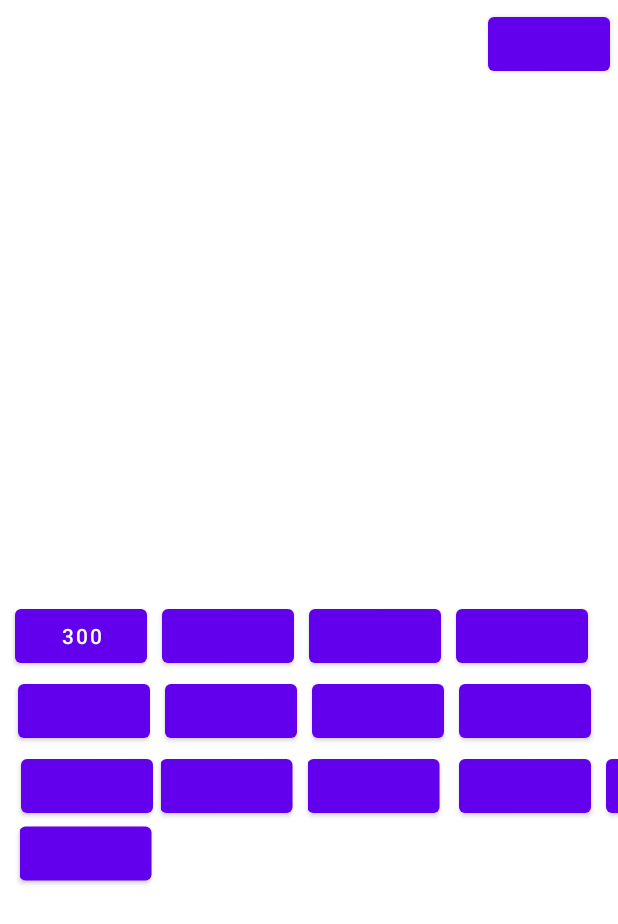
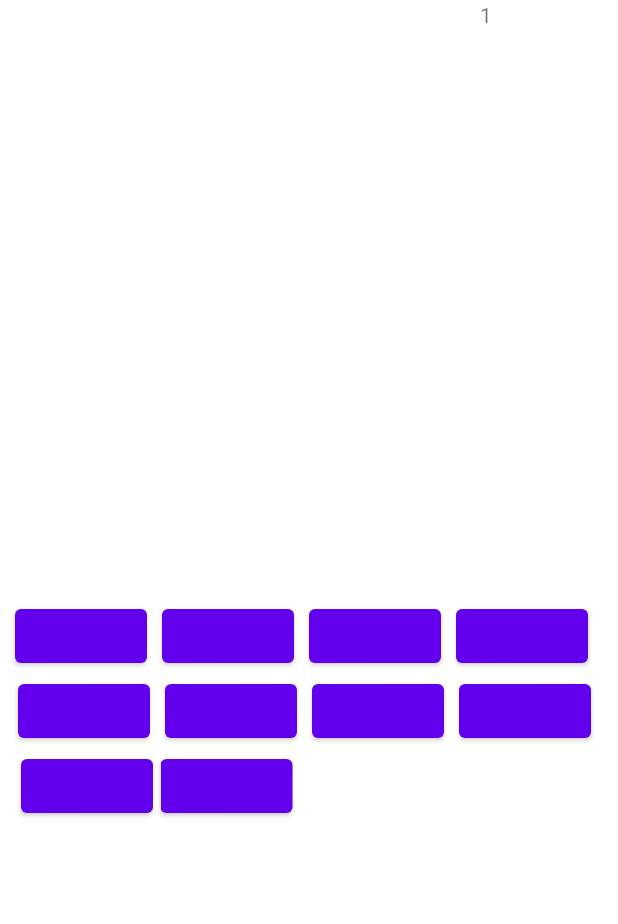
Before and after one commit to uOttawa-Summer2022/Group_13_Lab_1, an Android app: the screen it shows after launch (MainActivity), after a tap on an icon or button, on a phone screen of 412 x 824 dp. Shown: the top 924 px of the screen. Run offline under Robolectric (Android 15) with nearby library versions, the phone set to English and light mode, and no system bars; our stand-ins replace navigation-ui.

Commit message:
Basic functions

```diff
--- a/app/build.gradle
+++ b/app/build.gradle
@@ -37,6 +37,7 @@ dependencies {
     implementation 'androidx.constraintlayout:constraintlayout:2.0.4'
     implementation 'androidx.navigation:navigation-fragment:2.3.5'
     implementation 'androidx.navigation:navigation-ui:2.3.5'
+    implementation 'io.apisense:rhino-android:1.0'
     testImplementation 'junit:junit:4.13.2'
     androidTestImplementation 'androidx.test.ext:junit:1.1.3'
     androidTestImplementation 'androidx.test.espresso:espresso-core:3.4.0'
--- a/app/src/main/java/com/example/tester2/MainActivity.java
+++ b/app/src/main/java/com/example/tester2/MainActivity.java
@@ -6,6 +6,7 @@ import android.view.MenuItem;
 import android.view.View;
 import android.widget.AdapterView;
 import android.widget.Button;
+import android.widget.TextView;
 
 import androidx.appcompat.app.AppCompatActivity;
 import androidx.navigation.NavController;
@@ -15,11 +16,23 @@ import androidx.navigation.ui.NavigationUI;
 
 import com.example.tester2.databinding.ActivityMainBinding;
 
+import java.math.BigDecimal;
+
+import javax.script.ScriptEngine;
+import javax.script.ScriptEngineManager;
+import javax.script.ScriptException;
+
 public class MainActivity extends AppCompatActivity implements AdapterView.OnItemSelectedListener, View.OnClickListener {
 
     private AppBarConfiguration appBarConfiguration;
     private ActivityMainBinding binding;
     Button btn1;
+    Button btn2;
+    Button btn_addition, btn_subtraction, btn_division, btn_multiplication, btn_equal, btn_decimal, btn_clear;
+    TextView text_display;
+    double num1, num2;
+    boolean isNumber, mul, div, isDecimal;
+    ScriptEngine engine;
 
     @Override
     protected void onCreate(Bundle savedInstanceState) {
@@ -40,11 +53,29 @@ public class MainActivity extends AppCompatActivity implements AdapterView.OnIte
       //      }
       //  });
         btn1 = (Button) findViewById(R.id.btn1);
+        btn2 = (Button) findViewById(R.id.btn2);
+        btn_addition = (Button) findViewById(R.id.btn_addition);
+        btn_subtraction= (Button) findViewById(R.id.btn_subtraction);
+        btn_multiplication = (Button) findViewById(R.id.btn_multiplication);
+        btn_division = (Button) findViewById(R.id.btn_division);
+        btn_equal= (Button) findViewById(R.id.btn_equal);
+        btn_clear = (Button) findViewById(R.id.btn_clear);
+        btn_decimal = (Button) findViewById(R.id.btn_decimal);
+        text_display = (TextView) findViewById(R.id.text_display);
         setClickListeners();
-
+        engine = new ScriptEngineManager().getEngineByName("rhino");
+        text_display.setText("");
     }
     void setClickListeners(){
         btn1.setOnClickListener(this);
+        btn2.setOnClickListener(this);
+        btn_addition.setOnClickListener(this);
+        btn_multiplication.setOnClickListener(this);
+        btn_subtraction.setOnClickListener(this);
+        btn_division.setOnClickListener(this);
+        btn_equal.setOnClickListener(this);
+        btn_clear.setOnClickListener(this);
+        btn_decimal.setOnClickListener(this);
     }
 
     @Override
@@ -90,7 +121,47 @@ public class MainActivity extends AppCompatActivity implements AdapterView.OnIte
         // this is the place where I will add code
         switch (v.getId()) {
             case R.id.btn1:
-                btn1.setText("300"); //This is for testing
+                text_display.setText(text_display.getText()+"1"); //
+                break;
+            case R.id.btn2:
+                text_display.setText(text_display.getText()+"2"); //
+                break;
+            case R.id.btn_multiplication:
+                text_display.setText(text_display.getText()+"*");
+                break;
+            case R.id.btn_division:
+                text_display.setText(text_display.getText()+"/");
+                break;
+            case R.id.btn_addition:
+                text_display.setText(text_display.getText()+"+");
+                break;
+            case R.id.btn_subtraction:
+                text_display.setText(text_display.getText()+"-");
+                break;
+            case R.id.btn_decimal:
+                text_display.setText(text_display.getText()+".");
+                break;
+            case R.id.btn_clear:
+                text_display.setText("");
+                break;
+            case R.id.btn_equal:
+                if (text_display.getText() != "") {
+                    String result = null;
+                    try {
+                        result = evaluate(text_display.getText().toString());
+                        text_display.setText(result);
+                    } catch (ScriptException e) {
+                        text_display.setText("ERROR");
+                    }
+                } else {
+                    text_display.setText("NO EXPRESSIONS");
+                }
+                break;
         }
     }
+    private String evaluate(String expression) throws ScriptException {
+        String result = engine.eval(expression).toString();
+        BigDecimal decimal = new BigDecimal(result);
+        return decimal.setScale(2, BigDecimal.ROUND_HALF_UP).toPlainString();
+    }
 }
--- a/app/src/main/res/layout/activity_main.xml
+++ b/app/src/main/res/layout/activity_main.xml
@@ -36,68 +36,68 @@
             android:translationY="400dp" />
 
         <Button
-            android:id="@+id/btn3"
+            android:id="@+id/btn_addition"
             android:layout_width="wrap_content"
             android:layout_height="wrap_content"
             android:layout_marginStart="10dp"
             android:layout_marginBottom="300dp"
-            android:text="@string/btn2"
+            android:text="@string/btn3"
             android:translationY="400dp" />
 
-        <Button android:id="@+id/btn4"
+        <Button android:id="@+id/btn_subtraction"
             android:layout_width="wrap_content"
             android:layout_height="wrap_content"
             android:layout_marginStart="10dp"
             android:layout_marginBottom="300dp"
-            android:text="@string/btn2"
+            android:text="@string/btn4"
             android:translationY="400dp" />
 
         <Button
-            android:id="@+id/btn5"
+            android:id="@+id/btn_multiplication"
             android:layout_width="wrap_content"
             android:layout_height="wrap_content"
             android:layout_marginStart="-100dp"
             android:layout_marginBottom="300dp"
-            android:text="@string/btn2"
+            android:text="@string/btn5"
             android:translationX="-280dp"
             android:translationY="450dp" />
 
-        <Button android:id="@+id/btn6"
+        <Button android:id="@+id/btn_division"
             android:layout_width="wrap_content"
             android:layout_height="wrap_content"
             android:layout_marginStart="-100dp"
             android:layout_marginBottom="300dp"
-            android:text="@string/btn2"
+            android:text="@string/btn6"
             android:translationX="-170dp"
             android:translationY="450dp" />
 
         <Button
-            android:id="@+id/btn7"
+            android:id="@+id/btn_equal"
             android:layout_width="wrap_content"
             android:layout_height="wrap_content"
             android:layout_marginStart="-100dp"
             android:layout_marginBottom="300dp"
-            android:text="@string/btn2"
+            android:text="@string/btn7"
             android:translationX="-60dp"
             android:translationY="450dp" />
 
         <Button
-            android:id="@+id/btn8"
+            android:id="@+id/btn_decimal"
             android:layout_width="wrap_content"
             android:layout_height="wrap_content"
             android:layout_marginStart="-100dp"
             android:layout_marginBottom="300dp"
-            android:text="@string/btn2"
+            android:text="@string/btn8"
             android:translationX="50dp"
             android:translationY="450dp" />
 
         <Button
-            android:id="@+id/btn9"
+            android:id="@+id/btn_clear"
             android:layout_width="wrap_content"
             android:layout_height="wrap_content"
             android:layout_marginStart="-100dp"
             android:layout_marginBottom="300dp"
-            android:text="@string/btn2"
+            android:text="@string/btn9"
             android:translationX="-230dp"
             android:translationY="500dp" />
 
@@ -111,49 +111,19 @@
             android:translationX="-125dp"
             android:translationY="500dp" />
 
-        <Button
-            android:id="@+id/button9"
-            android:layout_width="wrap_content"
-            android:layout_height="wrap_content"
-            android:layout_margin="5dp"
-            android:text="@string/btn7" />
+        <TableRow
+            android:layout_width="match_parent"
+            android:layout_height="match_parent">
+
+            <TextView
+                android:id="@+id/text_display"
+                android:layout_width="184dp"
+                android:layout_height="wrap_content"
+                android:text="" />
+        </TableRow>
+
     </TableRow>
     <TableRow android:layout_width="match_parent"
-        android:layout_height="match_parent">
-
-        <Button
-            android:id="@+id/btn_decimal"
-            android:layout_width="wrap_content"
-            android:layout_height="wrap_content"
-            android:layout_marginStart="-100dp"
-            android:layout_marginBottom="300dp"
-            android:text="@string/btn2"
-            android:translationX="305dp"
-            android:translationY="500dp" />
-        <Button android:id="@+id/btn_multiplication"
-            android:layout_width="wrap_content"
-            android:layout_height="wrap_content"
-            android:layout_marginStart="10dp"
-            android:layout_marginBottom="300dp"
-            android:text="@string/minus"
-            android:translationX="15dp"
-            android:translationY="545dp" />
-        <Button android:id="@+id/btn_addition"
-            android:layout_width="wrap_content"
-            android:layout_height="wrap_content"
-            android:layout_marginStart="10dp"
-            android:layout_marginBottom="300dp"
-            android:text="@string/minus"
-            android:translationX="210dp"
-            android:translationY="500dp" />
-        <Button android:id="@+id/btn_division"
-            android:layout_width="wrap_content"
-            android:layout_height="wrap_content"
-            android:layout_marginStart="10dp"
-            android:layout_marginBottom="300dp"
-            android:text="@string/minus"
-            android:translationX="210dp"
-            android:translationY="500dp" />
-    </TableRow>
+        android:layout_height="match_parent"/>
 
 </androidx.constraintlayout.widget.ConstraintLayout>
```
